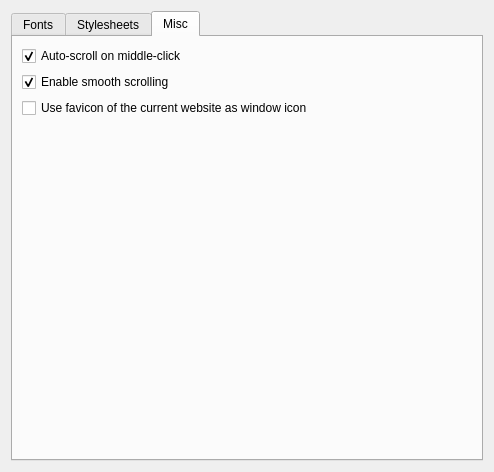
Before: the Qt Designer form src/settings/settings_appearance.ui in KDE/rekonq, drawn with Qt 5.
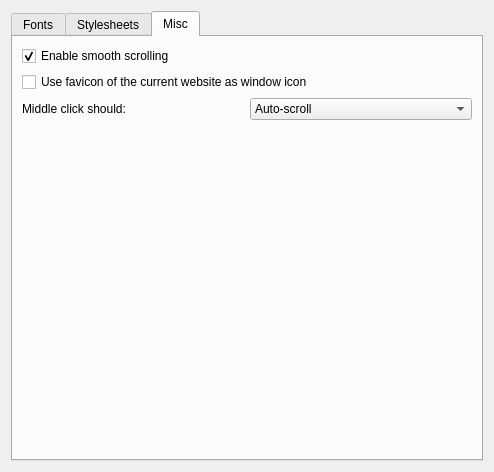
After: the same form once the commit is applied. The open tabs and pages were chosen to show the change. Custom widgets are drawn as their Qt base class.

Commit message: Added a combobox with middleclick options "autoscroll", "pasteAndGo" and "do nothing"

What changed in the file:
```diff
--- a/src/settings/settings_appearance.ui
+++ b/src/settings/settings_appearance.ui
@@ -292,19 +292,6 @@
        <string>Misc</string>
       </attribute>
       <layout class="QVBoxLayout" name="verticalLayout">
-       <item>
-        <widget class="QCheckBox" name="kcfg_autoScroll">
-         <property name="toolTip">
-          <string>Toggle automatic scrolling on middle click in a web page</string>
-         </property>
-         <property name="text">
-          <string>Auto-scroll on middle-click</string>
-         </property>
-         <property name="checked">
-          <bool>true</bool>
-         </property>
-        </widget>
-       </item>
        <item>
         <widget class="QCheckBox" name="kcfg_smoothScrolling">
          <property name="toolTip">
@@ -325,6 +312,36 @@
          </property>
         </widget>
        </item>
+       <item>
+        <layout class="QHBoxLayout" name="horizontalLayout_3">
+         <item>
+          <widget class="QLabel" name="label_11">
+           <property name="text">
+            <string>Middle click should:</string>
+           </property>
+          </widget>
+         </item>
+         <item>
+          <widget class="QComboBox" name="kcfg_middleClickAction">
+           <item>
+            <property name="text">
+             <string>Auto-scroll</string>
+            </property>
+           </item>
+           <item>
+            <property name="text">
+             <string>Load Clipboard URL</string>
+            </property>
+           </item>
+           <item>
+            <property name="text">
+             <string>Do Nothing</string>
+            </property>
+           </item>
+          </widget>
+         </item>
+        </layout>
+       </item>
        <item>
         <spacer name="verticalSpacer">
          <property name="orientation">
@@ -345,11 +362,6 @@
   </layout>
  </widget>
  <customwidgets>
-  <customwidget>
-   <class>KUrlRequester</class>
-   <extends>QFrame</extends>
-   <header>kurlrequester.h</header>
-  </customwidget>
   <customwidget>
    <class>KFontComboBox</class>
    <extends>KComboBox</extends>
@@ -360,6 +372,11 @@
    <extends>QComboBox</extends>
    <header>kcombobox.h</header>
   </customwidget>
+  <customwidget>
+   <class>KUrlRequester</class>
+   <extends>QFrame</extends>
+   <header>kurlrequester.h</header>
+  </customwidget>
   <customwidget>
    <class>KIntNumInput</class>
    <extends>QWidget</extends>
```
Left out of the diff: 2 changed lines with no effect on the pictures. The commit also changes 2 other files.
